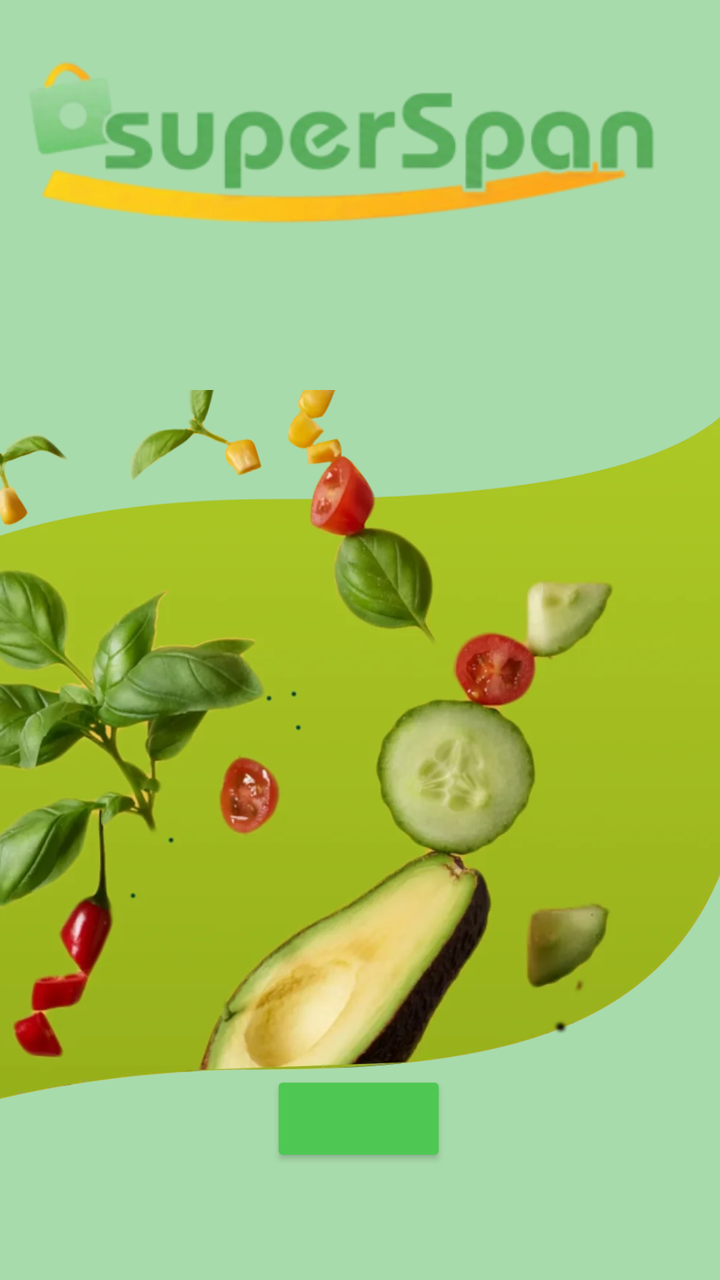
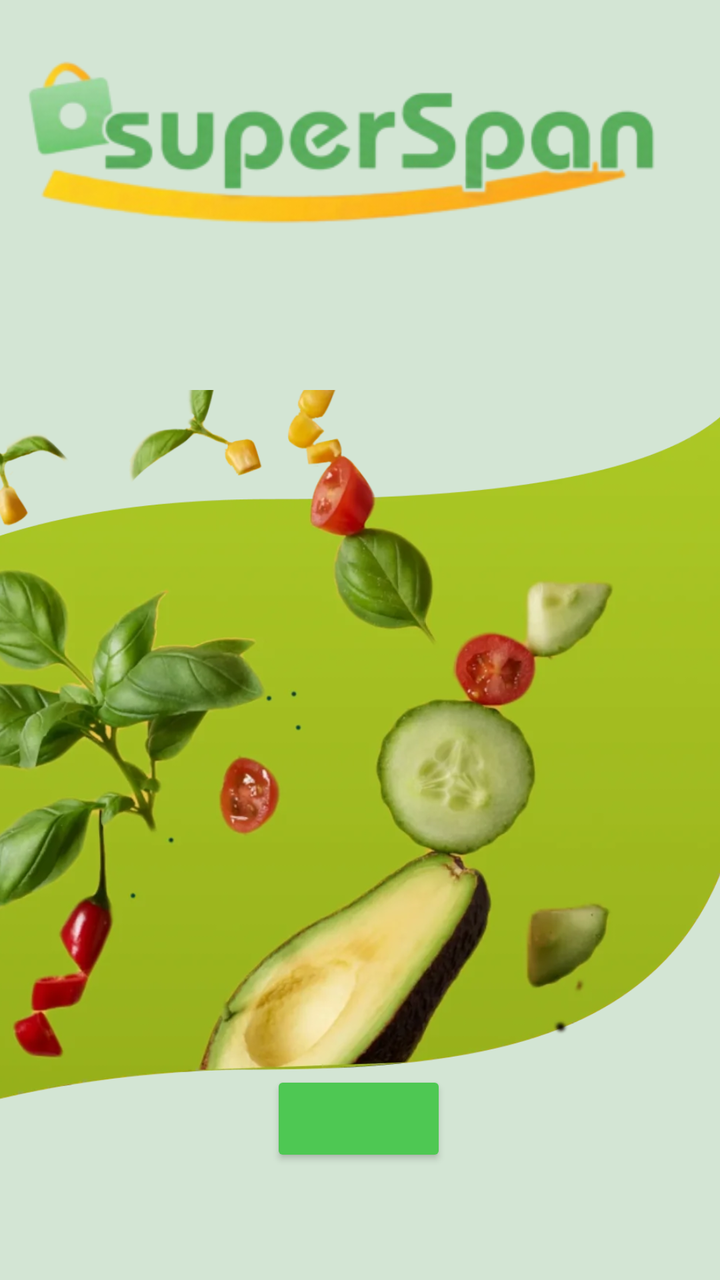

Before-and-after screenshots of an Android layout around one commit, followed by the original layout XML and the change that was made.
<!-- AndroidManifest.xml: application theme Theme.SuperSpan -->
<!-- res/layout/activity_main.xml -->
<?xml version="1.0" encoding="utf-8"?>
<androidx.constraintlayout.widget.ConstraintLayout xmlns:android="http://schemas.android.com/apk/res/android"
    xmlns:app="http://schemas.android.com/apk/res-auto"
    xmlns:tools="http://schemas.android.com/tools"
    android:id="@+id/main"
    android:layout_width="match_parent"
    android:layout_height="match_parent"
    android:background="#CC93D596"
    tools:context=".MainActivity">


    <Button
        android:id="@+id/btnStart"
        android:layout_width="wrap_content"
        android:layout_height="wrap_content"
        android:backgroundTint="@color/button"
        app:layout_constraintBottom_toBottomOf="parent"
        app:layout_constraintEnd_toEndOf="parent"
        app:layout_constraintHorizontal_bias="0.498"
        app:layout_constraintStart_toStartOf="parent"
        app:layout_constraintTop_toTopOf="parent"
        app:layout_constraintVertical_bias="0.904" />

    <ImageView
        android:id="@+id/imageView"
        android:layout_width="34dp"
        android:layout_height="23dp"
        app:layout_constraintBottom_toBottomOf="parent"
        app:layout_constraintEnd_toEndOf="parent"
        app:layout_constraintHorizontal_bias="0.498"
        app:layout_constraintStart_toStartOf="parent"
        app:layout_constraintTop_toTopOf="parent"
        app:layout_constraintVertical_bias="0.888"
        app:srcCompat="@drawable/arrow_forward" />

    <ImageView
        android:id="@+id/imageView2"
        android:layout_width="501dp"
        android:layout_height="803dp"
        android:layout_marginEnd="-20dp"
        app:layout_constraintEnd_toEndOf="parent"
        app:layout_constraintTop_toTopOf="parent"
        app:srcCompat="@drawable/_2a708cbc0f6ad7426c8688040cbfad2529890aa" />

    <ImageView
        android:id="@+id/imageView3"
        android:layout_width="wrap_content"
        android:layout_height="wrap_content"
        android:layout_marginTop="-50dp"
        app:layout_constraintBottom_toBottomOf="parent"
        app:layout_constraintEnd_toEndOf="parent"
        app:layout_constraintHorizontal_bias="0.0"
        app:layout_constraintStart_toStartOf="parent"
        app:layout_constraintTop_toTopOf="parent"
        app:layout_constraintVertical_bias="0.079"
        app:srcCompat="@drawable/logoext" />


</androidx.constraintlayout.widget.ConstraintLayout>
<!-- resources referenced by this layout -->
<resources>
  <color name="button">#4EC853</color>
  <!-- drawable _2a708cbc0f6ad7426c8688040cbfad2529890aa: png bitmap (drawable, 724564 bytes) -->
  <!-- drawable arrow_forward: png bitmap (drawable, 388 bytes) -->
  <!-- drawable logoext: png bitmap (drawable, 35593 bytes) -->
  <style name="Theme.SuperSpan" parent="Base.Theme.SuperSpan" />
  <style name="Base.Theme.SuperSpan" parent="Theme.Material3.DayNight.NoActionBar">
          
          
      </style>
</resources>

<!-- the commit's change to res/layout/activity_main.xml (unified diff, before → after) -->
@@ -5,7 +5,7 @@
     android:id="@+id/main"
     android:layout_width="match_parent"
     android:layout_height="match_parent"
-    android:background="#CC93D596"
+    android:background="#D3E5D4"
     tools:context=".MainActivity">
 
 
